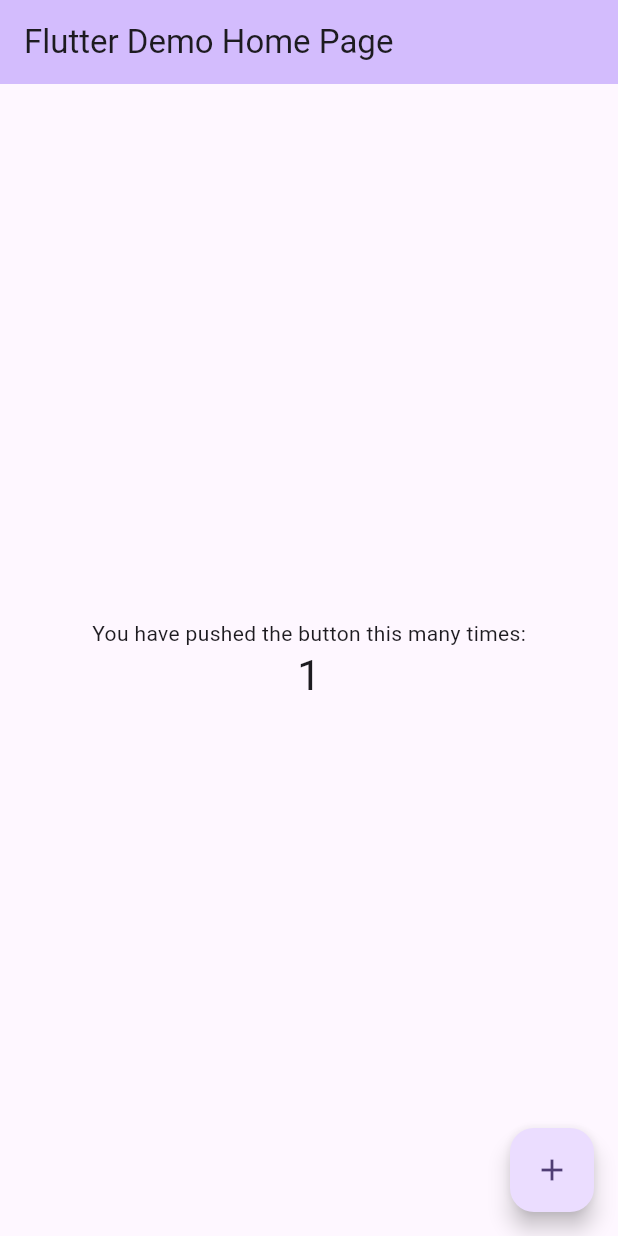
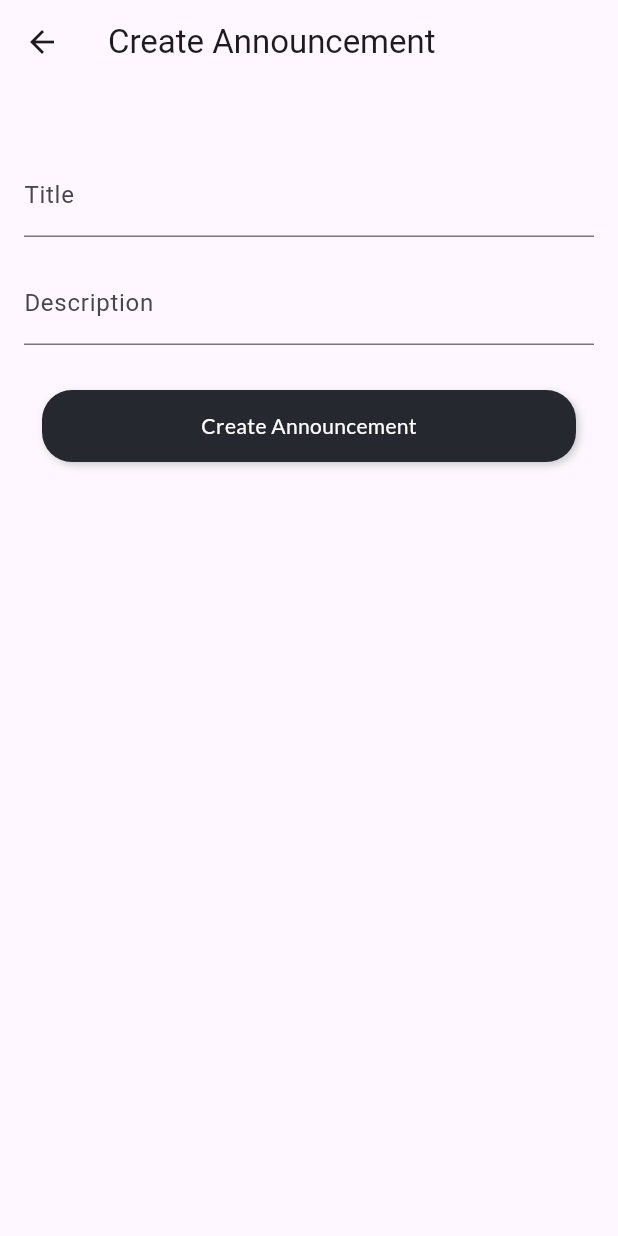
Before and after one commit to PixelWeavers/dosra_ghar, a Flutter app: the screen it shows after launch, after a tap on the "add" icon, on a phone screen of 412 x 824 dp. Run offline on Flutter 3.47's test engine with Material 3 defaults, Android fonts, the phone set to English and light mode, and no system bars; our stand-ins replace another_flushbar, cloud_firestore, firebase_auth, firebase_core, flutter_spinkit, google_fonts; accounts and stored records are empty; generated files the repository leaves out were written again.

Commit message:
announcement page done

```diff
--- a/lib/main.dart
+++ b/lib/main.dart
@@ -1,9 +1,17 @@
+import 'package:dosra_ghar/firebase_options.dart';
+import 'package:dosra_ghar/views/home.dart';
+import 'package:firebase_core/firebase_core.dart';
 import 'package:flutter/material.dart';
 
-void main() {
-  runApp(const MyApp());
+void main() async {
+WidgetsFlutterBinding.ensureInitialized();
+  await Firebase.initializeApp(
+    options: DefaultFirebaseOptions.currentPlatform,
+  );
+  runApp(
+    const MyApp(),
+  );
 }
-
 class MyApp extends StatelessWidget {
   const MyApp({super.key});
 
@@ -11,115 +19,13 @@
   @override
   Widget build(BuildContext context) {
     return MaterialApp(
+      debugShowCheckedModeBanner: false,
       title: 'Flutter Demo',
       theme: ThemeData(
-        // This is the theme of your application.
-        //
-        // TRY THIS: Try running your application with "flutter run". You'll see
-        // the application has a purple toolbar. Then, without quitting the app,
-        // try changing the seedColor in the colorScheme below to Colors.green
-        // and then invoke "hot reload" (save your changes or press the "hot
-        // reload" button in a Flutter-supported IDE, or press "r" if you used
-        // the command line to start the app).
-        //
-        // Notice that the counter didn't reset back to zero; the application
-        // state is not lost during the reload. To reset the state, use hot
-        // restart instead.
-        //
-        // This works for code too, not just values: Most code changes can be
-        // tested with just a hot reload.
         colorScheme: ColorScheme.fromSeed(seedColor: Colors.deepPurple),
         useMaterial3: true,
       ),
-      home: const MyHomePage(title: 'Flutter Demo Home Page'),
+      home:  HomeScreen(),
     );
   }
 }
-
-class MyHomePage extends StatefulWidget {
-  const MyHomePage({super.key, required this.title});
-
-  // This widget is the home page of your application. It is stateful, meaning
-  // that it has a State object (defined below) that contains fields that affect
-  // how it looks.
-
-  // This class is the configuration for the state. It holds the values (in this
-  // case the title) provided by the parent (in this case the App widget) and
-  // used by the build method of the State. Fields in a Widget subclass are
-  // always marked "final".
-
-  final String title;
-
-  @override
-  State<MyHomePage> createState() => _MyHomePageState();
-}
-
-class _MyHomePageState extends State<MyHomePage> {
-  int _counter = 0;
-
-  void _incrementCounter() {
-    setState(() {
-      // This call to setState tells the Flutter framework that something has
-      // changed in this State, which causes it to rerun the build method below
-      // so that the display can reflect the updated values. If we changed
-      // _counter without calling setState(), then the build method would not be
-      // called again, and so nothing would appear to happen.
-      _counter++;
-    });
-  }
-
-  @override
-  Widget build(BuildContext context) {
-    // This method is rerun every time setState is called, for instance as done
-    // by the _incrementCounter method above.
-    //
-    // The Flutter framework has been optimized to make rerunning build methods
-    // fast, so that you can just rebuild anything that needs updating rather
-    // than having to individually change instances of widgets.
-    return Scaffold(
-      appBar: AppBar(
-        // TRY THIS: Try changing the color here to a specific color (to
-        // Colors.amber, perhaps?) and trigger a hot reload to see the AppBar
-        // change color while the other colors stay the same.
-        backgroundColor: Theme.of(context).colorScheme.inversePrimary,
-        // Here we take the value from the MyHomePage object that was created by
-        // the App.build method, and use it to set our appbar title.
-        title: Text(widget.title),
-      ),
-      body: Center(
-        // Center is a layout widget. It takes a single child and positions it
-        // in the middle of the parent.
-        child: Column(
-          // Column is also a layout widget. It takes a list of children and
-          // arranges them vertically. By default, it sizes itself to fit its
-          // children horizontally, and tries to be as tall as its parent.
-          //
-          // Column has various properties to control how it sizes itself and
-          // how it positions its children. Here we use mainAxisAlignment to
-          // center the children vertically; the main axis here is the vertical
-          // axis because Columns are vertical (the cross axis would be
-          // horizontal).
-          //
-          // TRY THIS: Invoke "debug painting" (choose the "Toggle Debug Paint"
-          // action in the IDE, or press "p" in the console), to see the
-          // wireframe for each widget.
-          mainAxisAlignment: MainAxisAlignment.center,
-          children: <Widget>[
-            const Text(
-              'You have pushed the button this many times:',
-            ),
-            Text(
-              '$_counter',
-              style: Theme.of(context).textTheme.headlineMedium,
-            ),
-          ],
-        ),
-      ),
-      floatingActionButton: FloatingActionButton(
-        onPressed: _incrementCounter,
-        tooltip: 'Increment',
-        child: const Icon(Icons.add),
-      ), // This trailing comma makes auto-formatting nicer for build methods.
-    );
-  }
-}
--- /dev/null
+++ b/lib/views/announce.dart
@@ -0,0 +1,140 @@
+
+import 'package:cloud_firestore/cloud_firestore.dart';
+import 'package:dosra_ghar/utils/utils.dart';
+import 'package:dosra_ghar/widgets/button.dart';
+import 'package:firebase_auth/firebase_auth.dart';
+import 'package:flutter/material.dart';
+import 'package:flutter/widgets.dart';
+
+class CreateAnnouncementScreen extends StatefulWidget {
+  const CreateAnnouncementScreen({super.key});
+
+  @override
+  // ignore: library_private_types_in_public_api
+  _CreateAnnouncementScreenState createState() =>
+      _CreateAnnouncementScreenState();
+}
+
+class _CreateAnnouncementScreenState extends State<CreateAnnouncementScreen> {
+  final _formKey = GlobalKey<FormState>();
+  final _titleController = TextEditingController();
+  final _descriptionController = TextEditingController();
+  bool loading = false;
+  final user = FirebaseAuth.instance.currentUser;
+ // final UserServices _userServicse = UserServices();
+  String? userType = "";
+
+ /* _fetch() async {
+    var userModel = await _userServicse.getUserById(user!.uid);
+    final data = userModel?.userType;
+    userType = data;
+  }*/
+
+ /* @override
+  void initState() {
+    _fetch();
+    super.initState();
+  }*/
+
+  @override
+  Widget build(BuildContext context) {
+    return Scaffold(
+      appBar: AppBar(
+        title: const Text('Create Announcement'),
+      ),
+      body: Padding(
+        padding: const EdgeInsets.all(16.0),
+        child: Form(
+          key: _formKey,
+          child: Center(
+            child: Column(
+              children: [
+                const SizedBox(height: 30,),
+                TextFormField(
+                  controller: _titleController,
+                  decoration: const InputDecoration(
+                    labelText: 'Title',
+                  ),
+                  validator: (value) {
+                    if (value!.isEmpty) {
+                      return 'Please enter the title';
+                    }
+                    return null;
+                  },
+                ),
+                const SizedBox(height: 16.0),
+                TextFormField(
+                  controller: _descriptionController,
+                  decoration: const InputDecoration(
+                    labelText: 'Description',
+                  ),
+                  validator: (value) {
+                    if (value!.isEmpty) {
+                      return 'Please enter the description';
+                    }
+                    return null;
+                  },
+                ),
+                const SizedBox(height: 30.0),
+                CustomButton(
+                  msg: 'Create Announcement',
+                  loading: loading,
+                  onTap: () {
+                    createAnnouncement( context);
+                    Navigator.pop(context);
+                   /* if (_formKey.currentState!.validate()) {
+                      if (userType == "Admin") {
+                        createAnnouncement();
+                      } else {
+                        if (userType == "") {
+                          Utils.toastMessage("Please try again!");
+                        } else {
+                          Utils.toastMessage(
+                              "Sorry! You are not authorized user to add announcement");
+                        }
+                      }
+                    }*/
+                  },
+                ),
+              ],
+            ),
+          ),
+        ),
+      ),
+    );
+  }
+
+  void createAnnouncement(BuildContext context) {
+    final title = _titleController.text.toString();
+    final description = _descriptionController.text.toString();
+    DateTime currentDate = DateTime.now();
+    setState(() {
+      loading = true;
+    });
+
+     FirebaseFirestore.instance
+        .collection('announcements')
+        .doc(currentDate.toString())
+        .set({
+      'title': title,
+      'description': description,
+      'date': currentDate.toString(),
+    }).then((value) {
+      Utils.flushBarErrorMessage('Announcement created successfully', context);
+      setState(() {
+        loading = false;
+      });
+      _formKey.currentState!.reset();
+      _titleController.clear();
+      _descriptionController.clear();
+
+     // Navigator.pushNamed(context, RoutesName.post,arguments: 0);
+    }).catchError((error) {
+      setState(() {
+        loading = false;
+      });
+      Utils.flushBarErrorMessage(
+          'Failed to create announcement: $error', context);
+    });
+  }
+}
--- /dev/null
+++ b/lib/views/home.dart
@@ -0,0 +1,197 @@
+import 'package:cloud_firestore/cloud_firestore.dart';
+import 'package:dosra_ghar/views/announce.dart';
+import 'package:dosra_ghar/widgets/annoucement_card.dart';
+import 'package:flutter/material.dart';
+import 'package:flutter_spinkit/flutter_spinkit.dart';
+import 'package:google_fonts/google_fonts.dart';
+
+class HomeScreen extends StatefulWidget {
+  const HomeScreen({super.key});
+
+  @override
+  _HomeState createState() => _HomeState();
+}
+
+class _HomeState extends State<HomeScreen> {
+ /* final user = FirebaseAuth.instance.currentUser;
+
+  String? name = "";
+
+  Future<String?> _fetchName() async {
+    try {
+      var userModel = await _userServices.getUserById(user!.uid);
+      return userModel?.name;
+    } catch (e) {
+      // Handle the error here, e.g., log it or return a default value
+      print('Error fetching name: $e');
+      return null;
+    }
+  }
+
+  @override
+  void initState() {
+    super.initState();
+    _fetchName().then((data) {
+      setState(() {
+        name = data;
+      });
+    });
+  }*/
+
+  @override
+  Widget build(BuildContext context) {
+    double h = MediaQuery.of(context).size.height;
+    return SingleChildScrollView(
+      child: Padding(
+        padding: EdgeInsets.only(top: h / 50),
+        child: Container(
+          decoration: const BoxDecoration(
+              color: Colors.white,
+              borderRadius: BorderRadius.only(
+                  topLeft: Radius.circular(20), topRight: Radius.circular(20))),
+          child: SizedBox(
+            height: MediaQuery.of(context).size.height / 1.1,
+            child: Column(
+              crossAxisAlignment: CrossAxisAlignment.start,
+              children: [
+                const SizedBox(
+                  height: 30,
+                ),
+                Row(
+                  mainAxisAlignment: MainAxisAlignment.spaceBetween,
+                  children: [
+                     Row(
+                      children: [
+                         const SizedBox(
+                          width: 20,
+                        ),
+                        Column(
+                          crossAxisAlignment: CrossAxisAlignment.start,
+                          children: [
+                        /*    if (name != null)
+                              Text('Hi $name 👋',
+                                  overflow: TextOverflow.ellipsis,
+                                  style: TextStyle(
+                                      color:Theme.of(context).colorScheme.tertiary,
+                                      fontFamily: "Sen",
+                                      fontSize: 30,
+                                      fontWeight: FontWeight.w500)),*/
+                        /*    const SizedBox(
+                              height: 8,
+                            ),*/
+                            Material(
+                              child: Text('Announcements ',
+                                  style: GoogleFonts.lato(
+                                    backgroundColor: Colors.white,
+                                      color: Colors.black,
+                                      fontWeight: FontWeight.bold,
+                                      fontSize: 28)),
+                            ),
+                          ],
+                        ),
+                      ],
+                    ),
+                    Row(
+                      children: [
+                        IconButton(
+                          icon: const Icon(Icons.add, size: 30),
+                          onPressed: () {
+                            // Perform search operation
+                          Navigator.of(context).push(MaterialPageRoute(builder: (_)=> const CreateAnnouncementScreen()));
+                          },
+                        ),
+                        const SizedBox(
+                          width: 20,
+                        ),
+                      ],
+                    )
+                  ],
+                ),
+                // const SizedBox(
+                //   height: 30,
+                // ),
+                SizedBox(
+                    height: h / 1.36,
+                    child: Column(
+                        crossAxisAlignment: CrossAxisAlignment.start,
+                        children: [
+                          Expanded(
+                            child: StreamBuilder<QuerySnapshot>(
+                              stream: FirebaseFirestore.instance
+                                  .collection('announcements')
+                                  .snapshots(),
+                              builder: (context, snapshot) {
+                                if (snapshot.hasError) {
+                                  return Text('Error: ${snapshot.error}');
+                                }
+
+                                if (!snapshot.hasData) {
+                                  return Container(
+                                      color: Theme.of(context).colorScheme.secondary,
+                                      child: Center(
+                                          child: SpinKitFadingCube(
+                                              color: Theme.of(context)
+                                                  .colorScheme
+                                                  .primary, size: 100.0)));
+                                }
+
+                                // Data is available
+                                final announcementDocs = snapshot.data!.docs;
+
+                                if (announcementDocs.isEmpty) {
+                                  return Center(
+                                    child: Column(
+                                      children: [
+                                        const SizedBox(
+                                          height: 70,
+                                        ),
+                                        Image.asset(
+                                          'assets/images/aano.png',
+                                          width: 270,
+                                          height: 370,
+                                          fit: BoxFit.scaleDown,
+                                        ),
+                                      ],
+                                    ),
+                                  );
+                                }
+
+                                return ListView.builder(
+                                  itemCount: announcementDocs.length,
+                                  reverse: false,
+                                  itemBuilder: (context, index) {
+                                    final announcement =
+                                    announcementDocs[index].data()
+                                    as Map<String, dynamic>?;
+                                    final title =
+                                        announcement?['title'] as String? ??
+                                            "";
+                                    final description =
+                                        announcement?['description']
+                                        as String? ??
+                                            "";
+                                    final timestamp = announcement?['date'];
+                                    final time = DateTime.parse(timestamp);
+
+                                    return AnnouncementContainer(
+                                      title: title,
+                                      description: description,
+                                      timestamp: time,
+                                    );
+                                  },
+                                );
+                              },
+                            ),
+                          ),
+                          // const SizedBox(
+                          //   height: 10,
+                          // ),
+                        ]))
+              ],
+            ),
+          ),
+        ),
+      ),
+    );
+  }
+}
--- /dev/null
+++ b/lib/widgets/button.dart
@@ -0,0 +1,57 @@
+import 'package:flutter/material.dart';
+import 'package:google_fonts/google_fonts.dart';
+
+
+class CustomButton extends StatelessWidget {
+  final String msg;
+  final VoidCallback onTap;
+  final bool loading;
+
+  const CustomButton({
+    Key? key,
+    required this.msg,
+    required this.onTap,
+    this.loading = false,
+  }) : super(key: key);
+
+  @override
+  Widget build(BuildContext context) {
+    return Padding(
+      padding: const EdgeInsets.symmetric(horizontal: 12),
+      child: GestureDetector(
+        onTap: onTap,
+        child: Container(
+          // Decoration for the button
+          decoration: BoxDecoration(
+            boxShadow: [
+              BoxShadow(
+                color: Colors.grey.withOpacity(0.5),
+                offset: const Offset(2, 2),
+                blurRadius: 4,
+              ),
+            ],
+            color: const Color(0xFF26282F),
+            borderRadius: BorderRadius.circular(20),
+          ),
+          child: Row(
+            mainAxisAlignment: MainAxisAlignment.center,
+            children: <Widget>[
+              Padding(
+                padding: const EdgeInsets.all(14),
+                child: loading
+                    ? const CircularProgressIndicator(
+                  strokeWidth: 2,
+                  color: Colors.white,
+                )
+                    : Text( msg,
+                    style: GoogleFonts.lato(color: Colors.white,),
+
+                ),
+              ),
+            ],
+          ),
+        ),
+      ),
+    );
+  }
+}
```
Also changed, not shown: lib/utils/utils.dart (added, +42 -0 lines), lib/widgets/annoucement_card.dart (added, +79 -0 lines), pubspec.yaml (+19 -1 lines), assets/images/Aub4.png (added), assets/images/AubergeLOGO.png (added), assets/images/No Complain found3.png (added), assets/images/aano.png (added), assets/images/aub_logo4-removebg-preview.png (added), assets/images/auberge_logo-removebg-preview.png (added), assets/images/aubfoof.gif (added), assets/images/aublogo3-removebg-preview.png (added), assets/images/duck-dance-unscreen.gif (added), assets/images/zyro-image (2).png (added), pubspec.lock, 10 other files.
